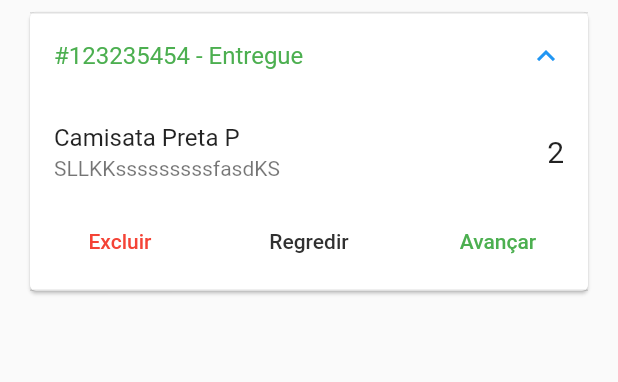
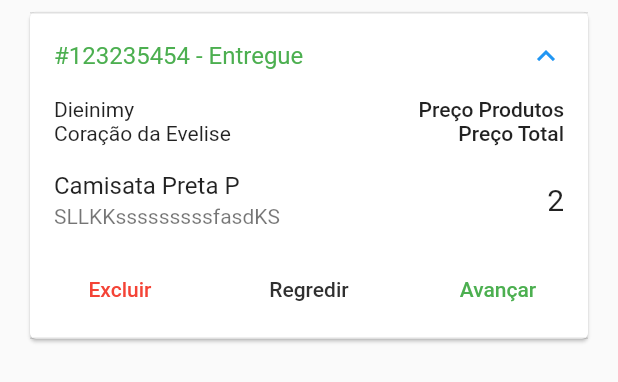
Before and after one commit to dieinimymaganha/loja_virutal_gerenciamento, a Flutter app: the OrderTile widget shown alone on an empty page, opened directly, after a tap on "#123235454 - Entregue", on a phone screen of 412 x 824 dp. Shown: the top 382 px of the screen. Run offline on Flutter 3.47's test engine with Material 2 defaults, Android fonts, the phone set to English and light mode, and no system bars; our stand-ins replace cloud_firestore, firebase_auth, rxdart, shimmer; missing offline and left inert: bloc_pattern; accounts and stored records are empty.

Commit message:
Finalizada a criação da tela de pedidos

```diff
--- /dev/null
+++ b/gerente_loja/lib/widgets/order_header.dart
@@ -0,0 +1,34 @@
+import 'package:flutter/cupertino.dart';
+import 'package:flutter/material.dart';
+
+class OrderHeader extends StatelessWidget {
+  @override
+  Widget build(BuildContext context) {
+    return Row(
+      children: <Widget>[
+        Expanded(
+          child: Column(
+            crossAxisAlignment: CrossAxisAlignment.start,
+            children: <Widget>[
+              Text('Dieinimy'),
+              Text('Coração da Evelise'),
+            ],
+          ),
+        ),
+        Column(
+          crossAxisAlignment: CrossAxisAlignment.end,
+          children: <Widget>[
+            Text(
+              'Preço Produtos',
+              style: TextStyle(fontWeight: FontWeight.w500),
+            ),
+            Text(
+              'Preço Total',
+              style: TextStyle(fontWeight: FontWeight.w500),
+            ),
+          ],
+        ),
+      ],
+    );
+  }
+}
--- a/gerente_loja/lib/widgets/orders_tile.dart
+++ b/gerente_loja/lib/widgets/orders_tile.dart
@@ -1,5 +1,6 @@
 import 'package:flutter/cupertino.dart';
 import 'package:flutter/material.dart';
+import 'package:gerente_loja/widgets/order_header.dart';
 
 class OrderTile extends StatelessWidget {
   @override
@@ -21,11 +22,14 @@ class OrderTile extends StatelessWidget {
                 bottom: 8,
               ),
               child: Column(
+
                 crossAxisAlignment: CrossAxisAlignment.stretch,
                 children: <Widget>[
+                  OrderHeader(),
                   Column(
                     mainAxisSize: MainAxisSize.min,
                     children: <Widget>[
+
                       ListTile(
                         title: Text('Camisata Preta P'),
                         subtitle: Text('SLLKKsssssssssfasdKS'),
```
